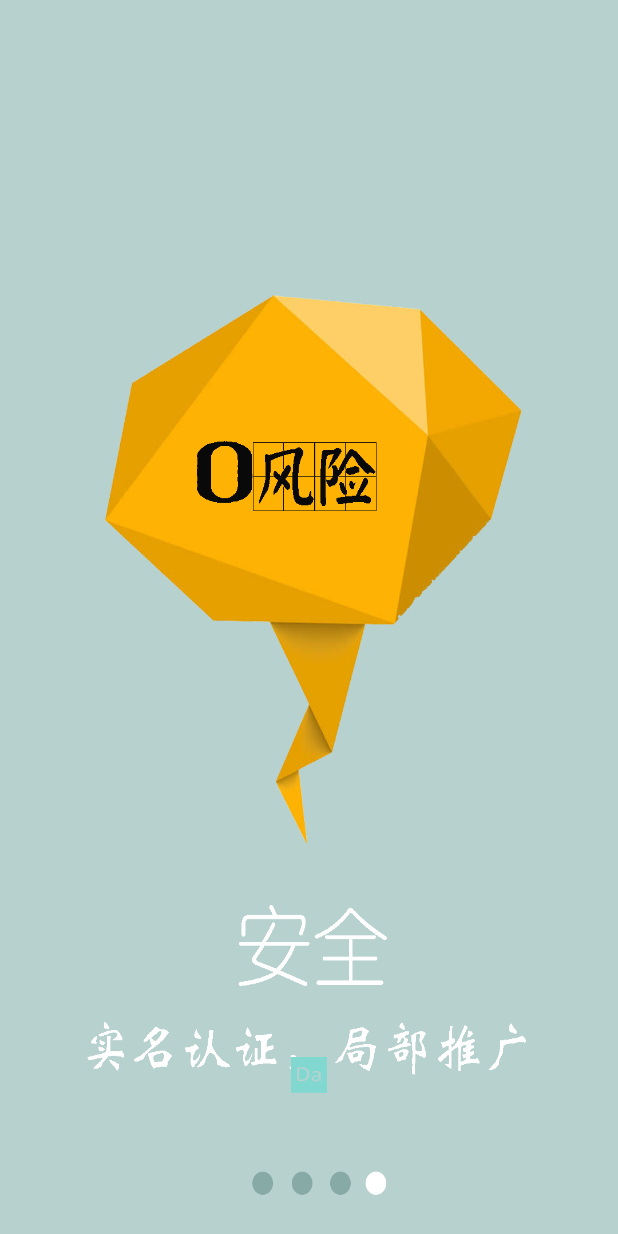
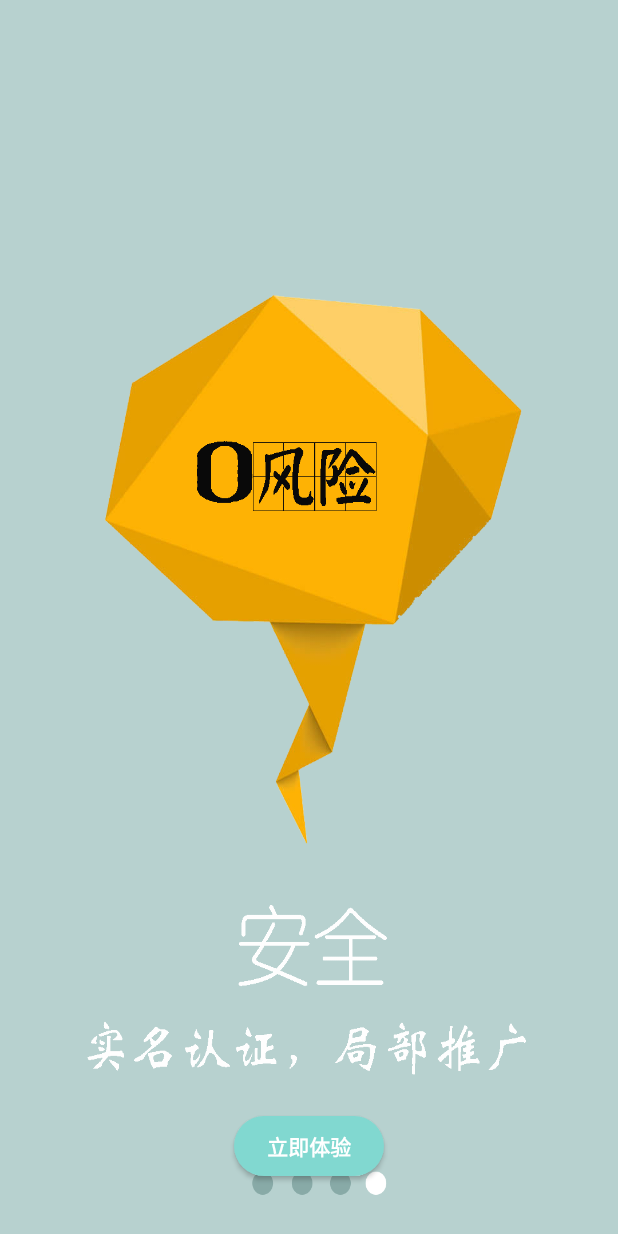
Before and after one commit to Vancat17/DADA, an Android app: the fragment Guide4 placed in its activity, on a phone screen of 412 x 824 dp. Run offline under Robolectric (Android 15) with nearby library versions, the phone set to English and light mode, and no system bars; libraries missing offline, so code that uses them is left out: com.kaopiz.kprogresshud.

```diff
--- a/app/src/main/java/com/scujcc/dada/function/SearchActivity.kt
+++ b/app/src/main/java/com/scujcc/dada/function/SearchActivity.kt
@@ -3,6 +3,7 @@ package com.scujcc.dada.function
 import android.app.Activity
 import android.os.Bundle
 import android.widget.Toast
+import com.kaopiz.kprogresshud.KProgressHUD
 import com.scujcc.dada.R
 import kotlinx.android.synthetic.main.search_activity.*
 
@@ -18,6 +19,8 @@ class SearchActivity : Activity() {
     private fun buttonClick() {
 
         back.setOnClickListener { finish() }
-        search.setOnClickListener { Toast.makeText(applicationContext,"搜索按钮", Toast.LENGTH_SHORT).show() }
+        search.setOnClickListener {
+            Toast.makeText(applicationContext,"功能开发中", Toast.LENGTH_SHORT).show()
+        }
     }
 }
--- a/app/src/main/java/com/scujcc/dada/main/MainActivity.kt
+++ b/app/src/main/java/com/scujcc/dada/main/MainActivity.kt
@@ -58,6 +58,7 @@ class MainActivity : AppCompatActivity(), NavigationView.OnNavigationItemSelecte
         main_fab.setOnClickListener {
             val intent = Intent(this, AddActivity::class.java)
             startActivity(intent)
+            overridePendingTransition(R.anim.slide_in_top,R.anim.slide_out_top)
         }
 
         val toggle = ActionBarDrawerToggle(
--- a/app/src/main/java/com/scujcc/dada/main/fragment/Guide4.kt
+++ b/app/src/main/java/com/scujcc/dada/main/fragment/Guide4.kt
@@ -6,6 +6,7 @@ import android.support.v4.app.Fragment
 import android.view.LayoutInflater
 import android.view.View
 import android.view.ViewGroup
+import com.kaopiz.kprogresshud.KProgressHUD
 import com.scujcc.dada.R
 import com.scujcc.dada.user.activity.LoginActivity
 import kotlinx.android.synthetic.main.guide_fragment.view.*
@@ -18,13 +19,19 @@ import kotlinx.android.synthetic.main.guide_fragment.view.*
 
 class Guide4 : Fragment() {
 
+    private var hud: KProgressHUD? = null
+
     override fun onCreateView(inflater: LayoutInflater?, container: ViewGroup?, savedInstanceState: Bundle?): View? {
         val view = inflater!!.inflate(R.layout.guide_fragment, container, false)
         view.fragment_background!!.setBackgroundResource(R.mipmap.guide_4)
-        view.fragment_text.visibility = View.VISIBLE
-        view.fragment_text.setOnClickListener {
+        view.start_button.visibility = View.VISIBLE
+        view.start_button.setOnClickListener {
             val intent = Intent(activity, LoginActivity::class.java)
             startActivity(intent)
+            hud = KProgressHUD.create(view.context)
+                    .setStyle(KProgressHUD.Style.SPIN_INDETERMINATE)
+                    .setLabel("搭搭正在加载，客官请稍后")
+                    .show()
             activity.finish()
         }
         return view
--- a/app/src/main/java/com/scujcc/dada/message/MessageAdapter.kt
+++ b/app/src/main/java/com/scujcc/dada/message/MessageAdapter.kt
@@ -26,9 +26,9 @@ class MessageAdapter(private val mMessageItems: List<MessageItem>) : RecyclerVie
 
         }
         override fun onClick(v: View) {
-            val Intentent = Intent(v.context, ContentDetailActivity::class.java)
-//            intent.putExtra("CHAT", mMessageItems[adapterPosition])
-//            v.context.startActivity(intent)
+            val intent = Intent(v.context, ContentDetailActivity::class.java)
+            intent.putExtra("CHAT", mMessageItems[adapterPosition])
+            v.context.startActivity(intent)
         }
     }
 
--- a/app/src/main/java/com/scujcc/dada/user/activity/LoginActivity.kt
+++ b/app/src/main/java/com/scujcc/dada/user/activity/LoginActivity.kt
@@ -51,7 +51,7 @@ class LoginActivity : AppCompatActivity() {
         login_button.setOnClickListener {
             hud = KProgressHUD.create(this)
                     .setStyle(KProgressHUD.Style.SPIN_INDETERMINATE)
-                    .setLabel("登录中...")
+                    .setLabel("正在登陆...")
                     .show()
             login()
         }
--- a/app/src/main/res/layout/guide_fragment.xml
+++ b/app/src/main/res/layout/guide_fragment.xml
@@ -3,15 +3,18 @@
     android:layout_width="match_parent"
     android:layout_height="match_parent"
     android:id="@+id/fragment_background">
-    <ImageView
-        android:id="@+id/fragment_text"
-        android:layout_width="wrap_content"
-        android:layout_height="wrap_content"
+
+    <Button
+        android:id="@+id/start_button"
+        android:text="立即体验"
+        android:textStyle="bold"
+        android:textColor="@color/colorWhite"
+        android:layout_width="100dp"
+        android:layout_height="40dp"
         android:layout_alignParentBottom="true"
         android:layout_centerHorizontal="true"
-        android:layout_marginBottom="95dp"
-        android:background="@drawable/dada"
-        android:gravity="center"
+        android:layout_marginBottom="40dp"
+        android:background="@drawable/corners_primary_background"
         android:textSize="14sp"
         android:visibility="gone"
         />
```
Also changed, not shown: app/src/main/java/com/scujcc/dada/chatkit/activity/LCIMConversationListFragment.java (deleted, +0 -117 lines), app/src/main/res/anim/slide_in_bottom.xml (added, +8 -0 lines), app/src/main/res/anim/slide_in_top.xml (added, +8 -0 lines), app/src/main/res/anim/slide_out_bottom.xml (added, +8 -0 lines), app/src/main/res/anim/slide_out_top.xml (added, +8 -0 lines), 1 other file.
